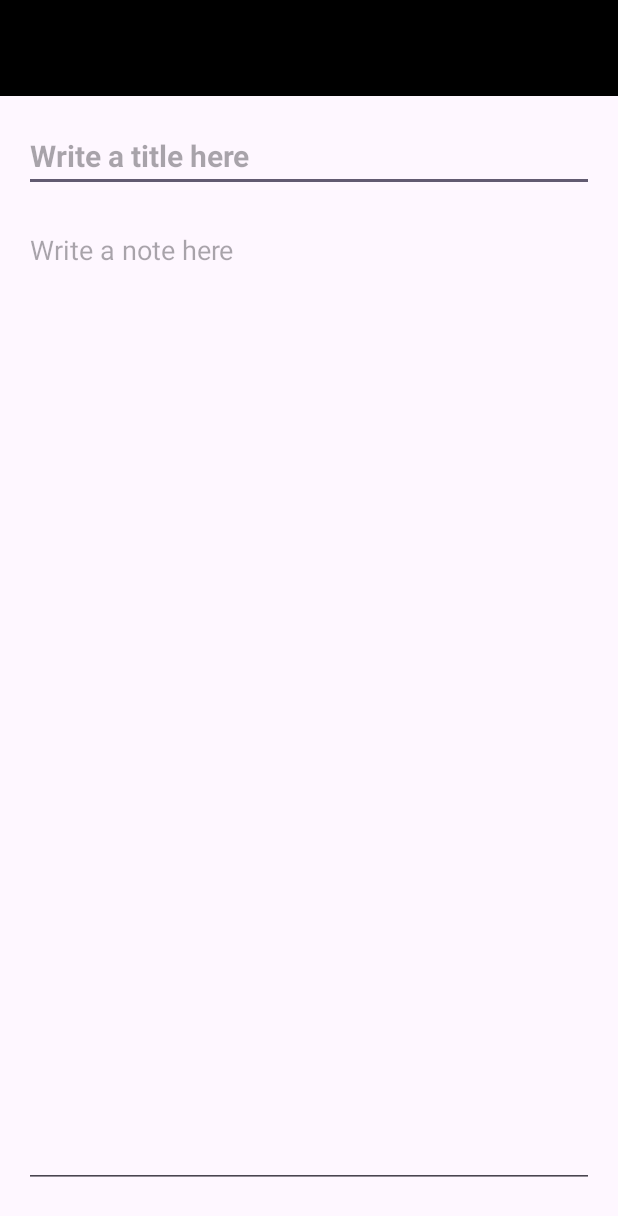
After one commit to laisferreirinha/Notes, an Android app: the NoteActivity screen opened directly, with no data from a screen before it, on a phone screen of 412 x 824 dp. The commit adds this screen. Shown: the top 1216 px of the screen. Run offline under Robolectric (Android 15) with nearby library versions, the phone set to English and light mode, and no system bars.

Commit message:
Creating Note Activity

```diff
--- a/App/app/src/main/AndroidManifest.xml
+++ b/App/app/src/main/AndroidManifest.xml
@@ -13,6 +13,9 @@
         android:theme="@style/Theme.Notes"
         tools:targetApi="31">
         <activity
+            android:name=".NoteActivity"
+            android:exported="false" />
+        <activity
             android:name=".MainActivity2"
             android:exported="false" />
         <activity
--- /dev/null
+++ b/App/app/src/main/java/pt/iade/laisferreira/atividade/NoteActivity.java
@@ -0,0 +1,14 @@
+package pt.iade.laisferreira.atividade;
+
+import androidx.appcompat.app.AppCompatActivity;
+
+import android.os.Bundle;
+
+public class NoteActivity extends AppCompatActivity {
+
+    @Override
+    protected void onCreate(Bundle savedInstanceState) {
+        super.onCreate(savedInstanceState);
+        setContentView(R.layout.activity_note);
+    }
+}
--- /dev/null
+++ b/App/app/src/main/res/layout/activity_note.xml
@@ -0,0 +1,66 @@
+<?xml version="1.0" encoding="utf-8"?>
+<androidx.constraintlayout.widget.ConstraintLayout xmlns:android="http://schemas.android.com/apk/res/android"
+    xmlns:app="http://schemas.android.com/apk/res-auto"
+    xmlns:tools="http://schemas.android.com/tools"
+    android:layout_width="match_parent"
+    android:layout_height="match_parent"
+    tools:context=".NoteActivity">
+
+    <androidx.appcompat.widget.Toolbar
+        android:id="@+id/toolbar2"
+        android:layout_width="0dp"
+        android:layout_height="wrap_content"
+        android:background="@color/black"
+        android:minHeight="?attr/actionBarSize"
+        android:theme="?attr/actionBarTheme"
+        app:layout_constraintEnd_toEndOf="parent"
+        app:layout_constraintStart_toStartOf="parent"
+        app:layout_constraintTop_toTopOf="parent" />
+
+    <LinearLayout
+        android:id="@+id/linearLayout"
+        android:layout_width="0dp"
+        android:layout_height="wrap_content"
+        android:layout_marginStart="16dp"
+        android:layout_marginTop="16dp"
+        android:layout_marginEnd="16dp"
+        android:orientation="horizontal"
+        app:layout_constraintEnd_toEndOf="parent"
+        app:layout_constraintStart_toStartOf="parent"
+        app:layout_constraintTop_toBottomOf="@+id/toolbar2">
+
+        <EditText
+            android:id="@+id/title_edit"
+            android:layout_width="match_parent"
+            android:layout_height="wrap_content"
+            android:layout_weight="1"
+            android:ems="10"
+            android:hint="@string/title_hint"
+            android:inputType="text"
+            android:textSize="20sp"
+            android:textStyle="bold" />
+    </LinearLayout>
+
+    <LinearLayout
+        android:layout_width="0dp"
+        android:layout_height="0dp"
+        android:layout_marginStart="16dp"
+        android:layout_marginTop="16dp"
+        android:layout_marginEnd="16dp"
+        android:layout_marginBottom="32dp"
+        android:orientation="vertical"
+        app:layout_constraintBottom_toBottomOf="parent"
+        app:layout_constraintEnd_toEndOf="parent"
+        app:layout_constraintStart_toStartOf="parent"
+        app:layout_constraintTop_toBottomOf="@+id/linearLayout">
+
+        <EditText
+            android:id="@+id/notes_edit"
+            android:layout_width="match_parent"
+            android:layout_height="match_parent"
+            android:ems="10"
+            android:gravity="start|top"
+            android:hint="@string/note_hint"
+            android:inputType="textMultiLine" />
+    </LinearLayout>
+</androidx.constraintlayout.widget.ConstraintLayout>
--- a/App/app/src/main/res/values/strings.xml
+++ b/App/app/src/main/res/values/strings.xml
@@ -1,3 +1,12 @@
 <resources>
     <string name="app_name">Notes</string>
+
+
+    <!-- Note Activity -->
+    <string name ="note"></string>
+    <string name ="title_hint">Write a title here</string>
+    <string name ="note_hint">Write a note here</string>
+
+
+
 </resources>
```
